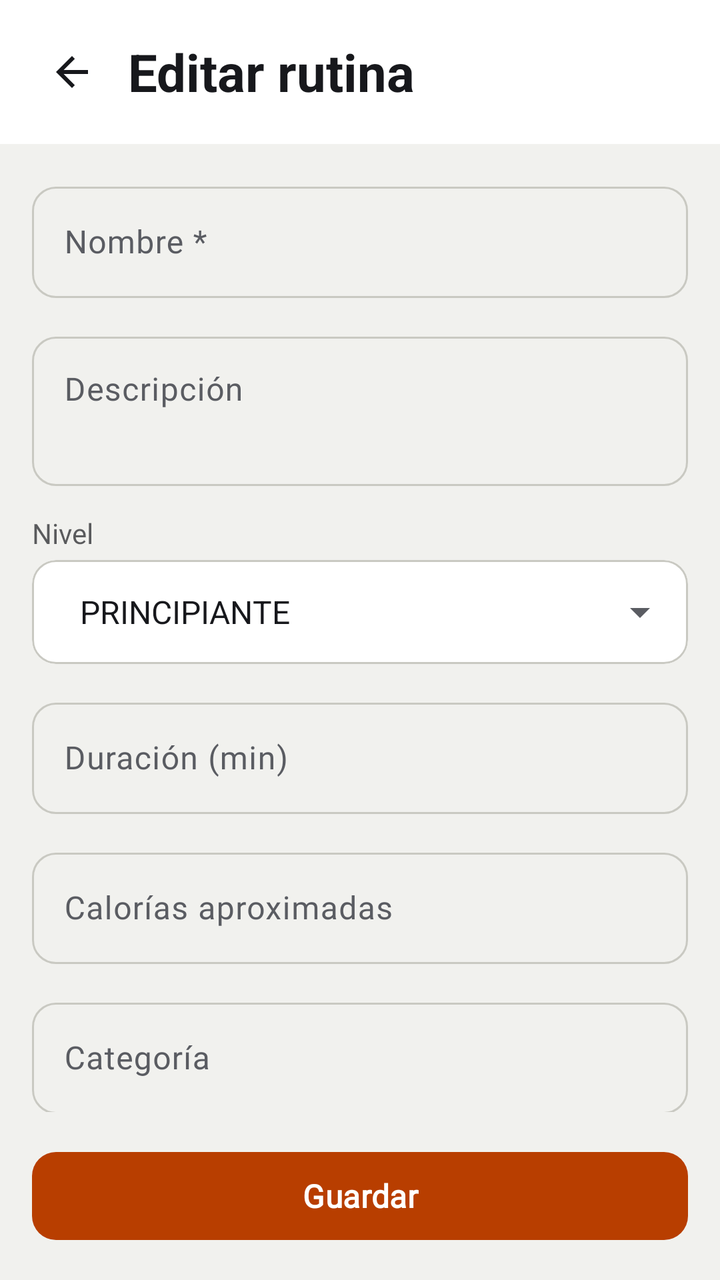
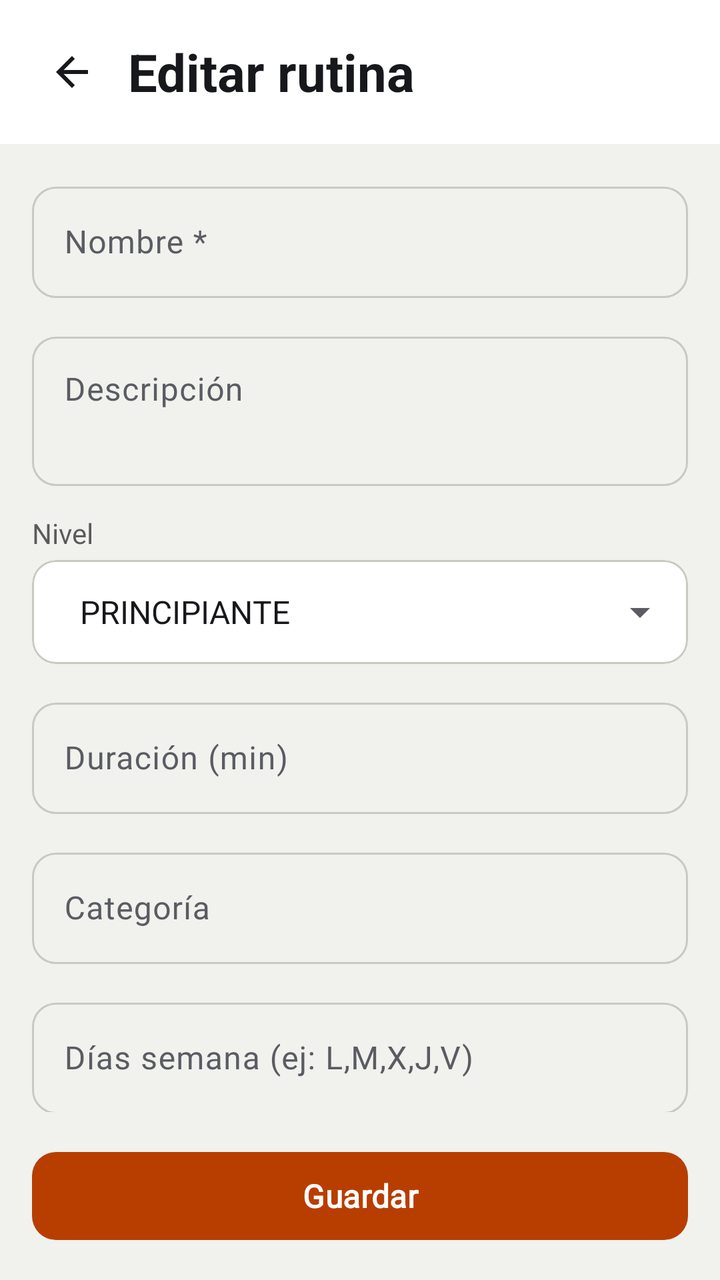

Before-and-after screenshots of an Android layout around one commit, followed by the original layout XML and the change that was made.
<!-- AndroidManifest.xml: application theme Theme.GymProFit -->
<!-- res/layout/activity_editar_rutina_admin.xml -->
<?xml version="1.0" encoding="utf-8"?>
<LinearLayout xmlns:android="http://schemas.android.com/apk/res/android"
    xmlns:app="http://schemas.android.com/apk/res-auto"
    android:layout_width="match_parent"
    android:layout_height="match_parent"
    android:orientation="vertical"
    android:background="?attr/android:colorBackground">

    
    <LinearLayout
        android:layout_width="match_parent"
        android:layout_height="wrap_content"
        android:orientation="horizontal"
        android:gravity="center_vertical"
        android:padding="16dp"
        android:paddingBottom="12dp"
        android:background="?attr/colorSurface">

        <ImageView
            android:id="@+id/btnBack"
            android:layout_width="40dp"
            android:layout_height="40dp"
            android:src="@drawable/ic_arrow_back"
            android:padding="8dp"
            android:background="?attr/selectableItemBackgroundBorderless"
            android:clickable="true"
            android:focusable="true"
            android:contentDescription="@null" />

        <TextView
            android:layout_width="0dp"
            android:layout_height="wrap_content"
            android:layout_weight="1"
            android:layout_marginStart="8dp"
            android:text="@string/admin_editar_rutina_titulo"
            android:textSize="@dimen/text_headline"
            android:textStyle="bold"
            android:textColor="?attr/colorOnSurface" />

    </LinearLayout>

    <androidx.core.widget.NestedScrollView
        android:layout_width="match_parent"
        android:layout_height="0dp"
        android:layout_weight="1">

        <LinearLayout
            android:layout_width="match_parent"
            android:layout_height="wrap_content"
            android:orientation="vertical"
            android:padding="16dp">

            
            <com.google.android.material.textfield.TextInputLayout
                android:layout_width="match_parent"
                android:layout_height="wrap_content"
                android:layout_marginBottom="14dp"
                android:hint="@string/admin_campo_nombre"
                style="@style/Widget.Material3.TextInputLayout.OutlinedBox"
                app:boxCornerRadiusTopStart="12dp"
                app:boxCornerRadiusTopEnd="12dp"
                app:boxCornerRadiusBottomStart="12dp"
                app:boxCornerRadiusBottomEnd="12dp">

                <com.google.android.material.textfield.TextInputEditText
                    android:id="@+id/etNombre"
                    android:layout_width="match_parent"
                    android:layout_height="wrap_content"
                    android:inputType="textCapSentences" />

            </com.google.android.material.textfield.TextInputLayout>

            
            <com.google.android.material.textfield.TextInputLayout
                android:layout_width="match_parent"
                android:layout_height="wrap_content"
                android:layout_marginBottom="14dp"
                android:hint="@string/admin_campo_descripcion"
                style="@style/Widget.Material3.TextInputLayout.OutlinedBox"
                app:boxCornerRadiusTopStart="12dp"
                app:boxCornerRadiusTopEnd="12dp"
                app:boxCornerRadiusBottomStart="12dp"
                app:boxCornerRadiusBottomEnd="12dp">

                <com.google.android.material.textfield.TextInputEditText
                    android:id="@+id/etDescripcion"
                    android:layout_width="match_parent"
                    android:layout_height="wrap_content"
                    android:inputType="textMultiLine|textCapSentences"
                    android:minLines="2"
                    android:gravity="top" />

            </com.google.android.material.textfield.TextInputLayout>

            
            
            <TextView
                android:layout_width="wrap_content"
                android:layout_height="wrap_content"
                android:text="@string/admin_campo_nivel"
                android:textSize="@dimen/text_label"
                android:textColor="?attr/colorOnSurface"
                android:alpha="0.7"
                android:layout_marginBottom="4dp" />

            <com.google.android.material.card.MaterialCardView
                android:layout_width="match_parent"
                android:layout_height="wrap_content"
                android:layout_marginBottom="14dp"
                app:cardCornerRadius="12dp"
                app:cardElevation="0dp"
                app:cardBackgroundColor="?attr/colorSurface"
                app:strokeWidth="1dp"
                app:strokeColor="?attr/colorOutlineVariant">

                <Spinner
                    android:id="@+id/spNivel"
                    android:layout_width="match_parent"
                    android:layout_height="52dp"
                    android:paddingStart="16dp"
                    android:paddingEnd="16dp"
                    android:entries="@array/niveles" />

            </com.google.android.material.card.MaterialCardView>

            
            <com.google.android.material.textfield.TextInputLayout
                android:layout_width="match_parent"
                android:layout_height="wrap_content"
                android:layout_marginBottom="14dp"
                android:hint="@string/admin_campo_duracion"
                style="@style/Widget.Material3.TextInputLayout.OutlinedBox"
                app:boxCornerRadiusTopStart="12dp"
                app:boxCornerRadiusTopEnd="12dp"
                app:boxCornerRadiusBottomStart="12dp"
                app:boxCornerRadiusBottomEnd="12dp">

                <com.google.android.material.textfield.TextInputEditText
                    android:id="@+id/etDuracion"
                    android:layout_width="match_parent"
                    android:layout_height="wrap_content"
                    android:inputType="number" />

            </com.google.android.material.textfield.TextInputLayout>

            
            <com.google.android.material.textfield.TextInputLayout
                android:layout_width="match_parent"
                android:layout_height="wrap_content"
                android:layout_marginBottom="14dp"
                android:hint="@string/admin_campo_calorias_rutina"
                style="@style/Widget.Material3.TextInputLayout.OutlinedBox"
                app:boxCornerRadiusTopStart="12dp"
                app:boxCornerRadiusTopEnd="12dp"
                app:boxCornerRadiusBottomStart="12dp"
                app:boxCornerRadiusBottomEnd="12dp">

                <com.google.android.material.textfield.TextInputEditText
                    android:id="@+id/etCaloriasRutina"
                    android:layout_width="match_parent"
                    android:layout_height="wrap_content"
                    android:inputType="number" />

            </com.google.android.material.textfield.TextInputLayout>

            
            <com.google.android.material.textfield.TextInputLayout
                android:layout_width="match_parent"
                android:layout_height="wrap_content"
                android:layout_marginBottom="14dp"
                android:hint="@string/admin_campo_categoria"
                style="@style/Widget.Material3.TextInputLayout.OutlinedBox"
                app:boxCornerRadiusTopStart="12dp"
                app:boxCornerRadiusTopEnd="12dp"
                app:boxCornerRadiusBottomStart="12dp"
                app:boxCornerRadiusBottomEnd="12dp">

                <com.google.android.material.textfield.TextInputEditText
                    android:id="@+id/etCategoria"
                    android:layout_width="match_parent"
                    android:layout_height="wrap_content"
                    android:inputType="textCapSentences" />

            </com.google.android.material.textfield.TextInputLayout>

            
            <com.google.android.material.textfield.TextInputLayout
                android:layout_width="match_parent"
                android:layout_height="wrap_content"
                android:layout_marginBottom="24dp"
                android:hint="@string/admin_campo_dias_semana"
                style="@style/Widget.Material3.TextInputLayout.OutlinedBox"
                app:boxCornerRadiusTopStart="12dp"
                app:boxCornerRadiusTopEnd="12dp"
                app:boxCornerRadiusBottomStart="12dp"
                app:boxCornerRadiusBottomEnd="12dp">

                <com.google.android.material.textfield.TextInputEditText
                    android:id="@+id/etDiasSemana"
                    android:layout_width="match_parent"
                    android:layout_height="wrap_content"
                    android:inputType="text" />

            </com.google.android.material.textfield.TextInputLayout>

        </LinearLayout>

    </androidx.core.widget.NestedScrollView>

    
    <com.google.android.material.button.MaterialButton
        android:id="@+id/btnGuardar"
        android:layout_width="match_parent"
        android:layout_height="52dp"
        android:layout_margin="16dp"
        android:text="@string/admin_guardar"
        app:cornerRadius="12dp" />

</LinearLayout>
<!-- resources referenced by this layout -->
<resources>
  <string-array name="niveles">
          <item>PRINCIPIANTE</item>
          <item>INTERMEDIO</item>
          <item>AVANZADO</item>
      </string-array>
  <dimen name="text_headline">26sp</dimen>
  <dimen name="text_label">14sp</dimen>
  <string name="admin_campo_calorias_rutina">Calorías aproximadas</string>
  <string name="admin_campo_categoria">Categoría</string>
  <string name="admin_campo_descripcion">Descripción</string>
  <string name="admin_campo_dias_semana">Días semana (ej: L,M,X,J,V)</string>
  <string name="admin_campo_duracion">Duración (min)</string>
  <string name="admin_campo_nivel">Nivel</string>
  <string name="admin_campo_nombre">Nombre *</string>
  <string name="admin_editar_rutina_titulo">Editar rutina</string>
  <string name="admin_guardar">Guardar</string>
  <color name="gp_primary">#B83E00</color>
  <color name="gp_on_primary">#FFFFFF</color>
  <color name="gp_primary_container">#FFE0CC</color>
  <color name="gp_on_primary_container">#5C1E00</color>
  <color name="gp_gold">#B58A2A</color>
  <color name="gp_surface">#FFFFFF</color>
  <color name="gp_on_surface">#17181C</color>
  <color name="gp_surface_2">#E8E8E3</color>
  <color name="gp_text_secondary">#5A5C62</color>
  <color name="gp_stroke">#C9C9C2</color>
  <color name="gp_error">#C62828</color>
  <color name="gp_background">#F1F1EE</color>
  <style name="Widget.GymProFit.Fab" parent="Widget.Material3.FloatingActionButton.Primary">
          <item name="backgroundTint">?attr/colorPrimary</item>
          <item name="tint">?attr/colorOnPrimary</item>
      </style>
  <style name="ThemeOverlay.GymProFit.Dialog" parent="ThemeOverlay.Material3.MaterialAlertDialog">
          <item name="colorSurface">@color/gp_surface</item>
          <item name="dialogCornerRadius">22dp</item>
      </style>
  <style name="Widget.GymProFit.Snackbar" parent="Widget.Material3.Snackbar">
          <item name="backgroundTint">@color/gp_surface_2</item>
      </style>
  <style name="Font.GymProFit.TitleLarge" parent="TextAppearance.Material3.TitleLarge">
          <item name="fontFamily">@font/barlow_condensed</item>
          <item name="android:fontFamily">@font/barlow_condensed</item>
      </style>
  <style name="Font.GymProFit.TitleSmall" parent="TextAppearance.Material3.TitleSmall">
          <item name="fontFamily">@font/barlow_condensed</item>
          <item name="android:fontFamily">@font/barlow_condensed</item>
      </style>
  <style name="Font.GymProFit.BodyLarge" parent="TextAppearance.Material3.BodyLarge">
          <item name="fontFamily">@font/barlow_condensed</item>
          <item name="android:fontFamily">@font/barlow_condensed</item>
      </style>
  <style name="Font.GymProFit.BodyMedium" parent="TextAppearance.Material3.BodyMedium">
          <item name="fontFamily">@font/barlow_condensed</item>
          <item name="android:fontFamily">@font/barlow_condensed</item>
      </style>
  <style name="Font.GymProFit.BodySmall" parent="TextAppearance.Material3.BodySmall">
          <item name="fontFamily">@font/barlow_condensed</item>
          <item name="android:fontFamily">@font/barlow_condensed</item>
      </style>
  <style name="Font.GymProFit.LabelLarge" parent="TextAppearance.Material3.LabelLarge">
          <item name="fontFamily">@font/barlow_condensed</item>
          <item name="android:fontFamily">@font/barlow_condensed</item>
      </style>
  <style name="Font.GymProFit.LabelMedium" parent="TextAppearance.Material3.LabelMedium">
          <item name="fontFamily">@font/barlow_condensed</item>
          <item name="android:fontFamily">@font/barlow_condensed</item>
      </style>
  <style name="Font.GymProFit.LabelSmall" parent="TextAppearance.Material3.LabelSmall">
          <item name="fontFamily">@font/barlow_condensed</item>
          <item name="android:fontFamily">@font/barlow_condensed</item>
      </style>
  <style name="Widget.GymProFit.BottomNav.Indicator" parent="Widget.Material3.BottomNavigationView.ActiveIndicator">
          <item name="android:color">@color/gp_primary_container</item>
      </style>
  <!-- unchanged entries left out for length: 16 -->
</resources>

<!-- the commit's change to res/layout/activity_editar_rutina_admin.xml (unified diff, before → after) -->
@@ -144,24 +144,6 @@
             </com.google.android.material.textfield.TextInputLayout>
 
             
-            <com.google.android.material.textfield.TextInputLayout
-                android:layout_width="match_parent"
-                android:layout_height="wrap_content"
-                android:layout_marginBottom="14dp"
-                android:hint="@string/admin_campo_calorias_rutina"
-                style="@style/Widget.Material3.TextInputLayout.OutlinedBox"
-                app:boxCornerRadiusTopStart="12dp"
-                app:boxCornerRadiusTopEnd="12dp"
-                app:boxCornerRadiusBottomStart="12dp"
-                app:boxCornerRadiusBottomEnd="12dp">
-
-                <com.google.android.material.textfield.TextInputEditText
-                    android:id="@+id/etCaloriasRutina"
-                    android:layout_width="match_parent"
-                    android:layout_height="wrap_content"
-                    android:inputType="number" />
-
-            </com.google.android.material.textfield.TextInputLayout>
 
             
             <com.google.android.material.textfield.TextInputLayout
<!-- resource entries referenced after the edit -->
@@ -7,7 +7,6 @@
       </string-array>
   <dimen name="text_headline">26sp</dimen>
   <dimen name="text_label">14sp</dimen>
-  <string name="admin_campo_calorias_rutina">Calorías aproximadas</string>
   <string name="admin_campo_categoria">Categoría</string>
   <string name="admin_campo_descripcion">Descripción</string>
   <string name="admin_campo_dias_semana">Días semana (ej: L,M,X,J,V)</string>
